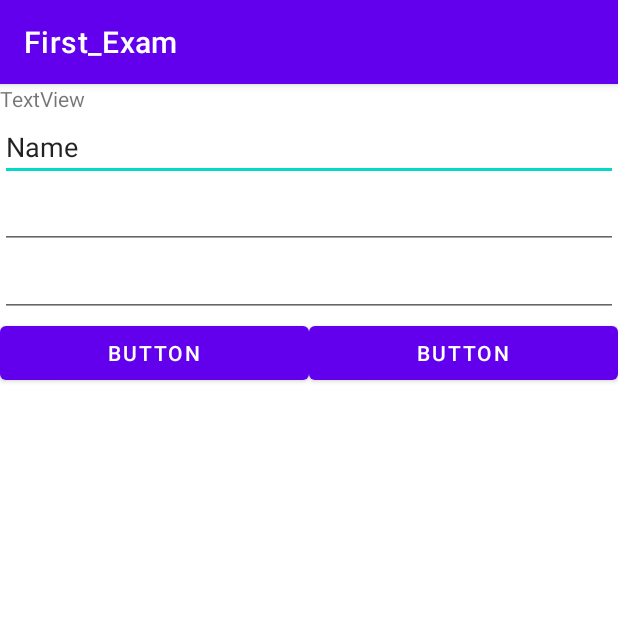
After one commit to rickrribeiro/DevMobile_Subject, an Android app: the ConfigPage screen opened directly, with no data from a screen before it, on a phone screen of 412 x 824 dp, the top half of it. The commit adds this screen. Run offline under Robolectric (Android 15) with nearby library versions, the light colour scheme and no system bars.

Commit message:
config page

```diff
--- a/First_Exam/app/src/main/AndroidManifest.xml
+++ b/First_Exam/app/src/main/AndroidManifest.xml
@@ -9,6 +9,9 @@
         android:roundIcon="@mipmap/ic_launcher_round"
         android:supportsRtl="true"
         android:theme="@style/Theme.First_Exam">
+        <activity
+            android:name=".ConfigPage"
+            android:exported="true" />
         <activity
             android:name=".MainPage"
             android:exported="true" />
--- /dev/null
+++ b/First_Exam/app/src/main/java/com/example/first_exam/ConfigPage.kt
@@ -0,0 +1,11 @@
+package com.example.first_exam
+
+import androidx.appcompat.app.AppCompatActivity
+import android.os.Bundle
+
+class ConfigPage : AppCompatActivity() {
+    override fun onCreate(savedInstanceState: Bundle?) {
+        super.onCreate(savedInstanceState)
+        setContentView(R.layout.activity_config_page)
+    }
+}
--- a/First_Exam/app/src/main/java/com/example/first_exam/MainPage.kt
+++ b/First_Exam/app/src/main/java/com/example/first_exam/MainPage.kt
@@ -1,11 +1,22 @@
 package com.example.first_exam
 
+import android.content.Intent
 import androidx.appcompat.app.AppCompatActivity
 import android.os.Bundle
+import android.view.View
+import android.widget.Button
+import android.widget.ImageButton
 
-class MainPage : AppCompatActivity() {
+class MainPage : AppCompatActivity(), View.OnClickListener {
     override fun onCreate(savedInstanceState: Bundle?) {
         super.onCreate(savedInstanceState)
         setContentView(R.layout.activity_main_page)
+        var btnConfig = findViewById(R.id.btnConfig) as ImageButton
+        btnConfig.setOnClickListener(this)
+    }
+
+    override fun onClick(p0: View?) {
+        val intent = Intent(this, ConfigPage::class.java)
+        startActivity(intent)
     }
 }
--- /dev/null
+++ b/First_Exam/app/src/main/res/layout/activity_config_page.xml
@@ -0,0 +1,63 @@
+<?xml version="1.0" encoding="utf-8"?>
+<androidx.constraintlayout.widget.ConstraintLayout xmlns:android="http://schemas.android.com/apk/res/android"
+    xmlns:app="http://schemas.android.com/apk/res-auto"
+    xmlns:tools="http://schemas.android.com/tools"
+    android:layout_width="match_parent"
+    android:layout_height="match_parent"
+    tools:context=".ConfigPage">
+
+    <LinearLayout
+        android:layout_width="match_parent"
+        android:layout_height="match_parent"
+        android:orientation="vertical">
+
+        <TextView
+            android:id="@+id/textView"
+            android:layout_width="match_parent"
+            android:layout_height="wrap_content"
+            android:text="TextView" />
+
+        <EditText
+            android:id="@+id/editTextTextPersonName"
+            android:layout_width="match_parent"
+            android:layout_height="wrap_content"
+            android:ems="10"
+            android:inputType="textPersonName"
+            android:text="Name" />
+
+        <EditText
+            android:id="@+id/editTextTextPassword"
+            android:layout_width="match_parent"
+            android:layout_height="wrap_content"
+            android:ems="10"
+            android:inputType="textPassword" />
+
+        <EditText
+            android:id="@+id/editTextTextPassword2"
+            android:layout_width="match_parent"
+            android:layout_height="wrap_content"
+            android:ems="10"
+            android:inputType="textPassword" />
+
+        <LinearLayout
+            android:layout_width="match_parent"
+            android:layout_height="match_parent"
+            android:orientation="horizontal">
+
+            <Button
+                android:id="@+id/button2"
+                android:layout_width="wrap_content"
+                android:layout_height="wrap_content"
+                android:layout_weight="1"
+                android:text="Button" />
+
+            <Button
+                android:id="@+id/button3"
+                android:layout_width="wrap_content"
+                android:layout_height="wrap_content"
+                android:layout_weight="1"
+                android:text="Button" />
+        </LinearLayout>
+
+    </LinearLayout>
+</androidx.constraintlayout.widget.ConstraintLayout>
--- a/First_Exam/app/src/main/res/layout/activity_main_page.xml
+++ b/First_Exam/app/src/main/res/layout/activity_main_page.xml
@@ -6,4 +6,16 @@
     android:layout_height="match_parent"
     tools:context=".MainPage">
 
+    <ImageButton
+        android:id="@+id/btnConfig"
+        android:layout_width="87dp"
+        android:layout_height="75dp"
+        android:layout_marginStart="324dp"
+        android:layout_marginTop="1dp"
+        android:adjustViewBounds="true"
+        android:scaleType="fitCenter"
+        app:layout_constraintStart_toStartOf="parent"
+        app:layout_constraintTop_toTopOf="parent"
+        app:srcCompat="@drawable/settings"
+        tools:srcCompat="@drawable/settings" />
 </androidx.constraintlayout.widget.ConstraintLayout>
--- a/First_Exam/app/src/main/res/values/strings.xml
+++ b/First_Exam/app/src/main/res/values/strings.xml
@@ -7,5 +7,5 @@
     <string name="username_missing">Username is required</string>
     <string name="password_missing">Password is required</string>
     <string name="wrong_password_1">"The password you’ve entered is incorrect. You have "</string>
-    <string name="wrong_password_2">" more attempts"</string>
+    <string name="wrong_password_2">more attempts</string>
 </resources>
```
Also changed, not shown: First_Exam/app/src/main/res/drawable/settings.png (added).
